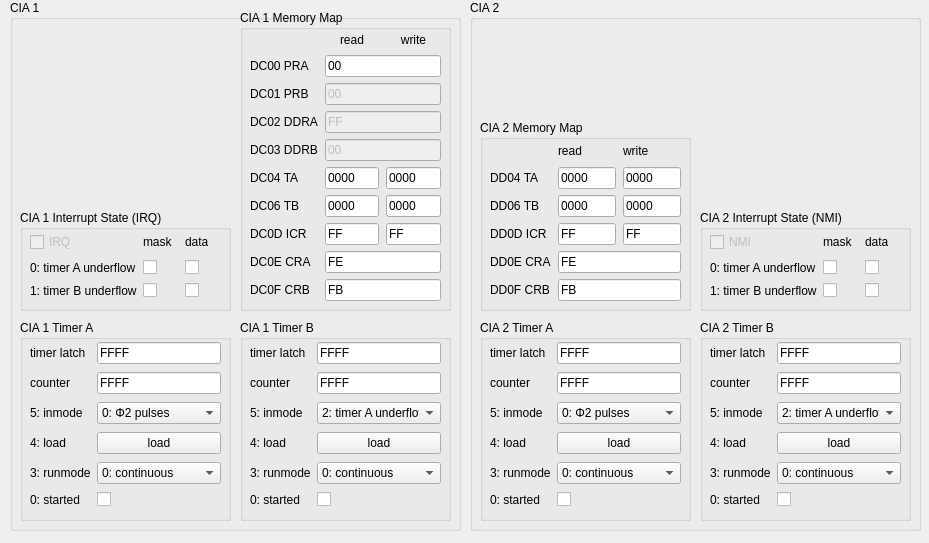
The window that src/gui/cia_viewer.ui (ProgrammierPatrick/c64pp) describes before a commit, drawn with Qt 5.
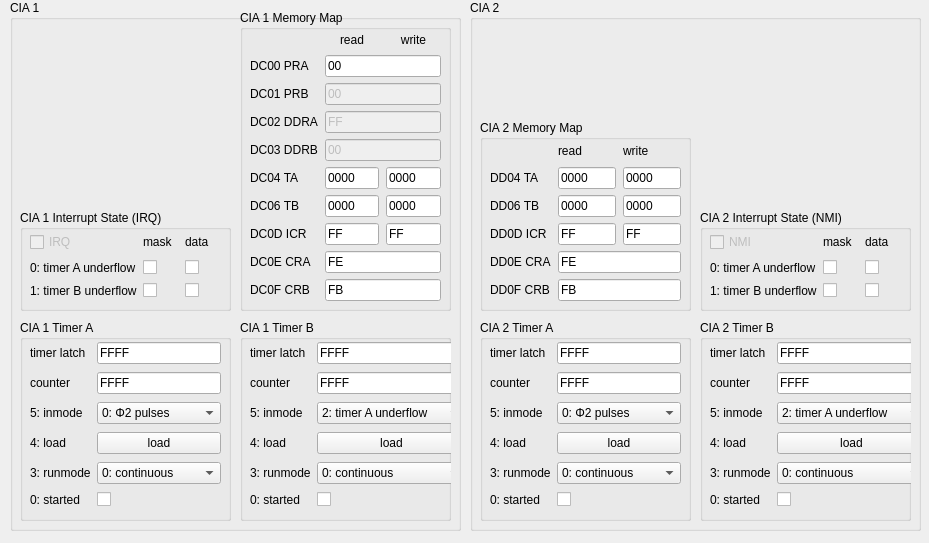
The same window after the commit.

Commit message: started on breakpoint gui

What changed in the file:
```diff
--- a/src/gui/cia_viewer.ui
+++ b/src/gui/cia_viewer.ui
@@ -43,7 +43,7 @@
        <rect>
         <x>10</x>
         <y>20</y>
-        <width>191</width>
+        <width>216</width>
         <height>171</height>
        </rect>
       </property>
@@ -622,7 +622,7 @@
        <rect>
         <x>10</x>
         <y>20</y>
-        <width>191</width>
+        <width>216</width>
         <height>169</height>
        </rect>
       </property>
```
Left out of the diff: 2 changed lines with no effect on the pictures. The commit also changes 4 other files.
